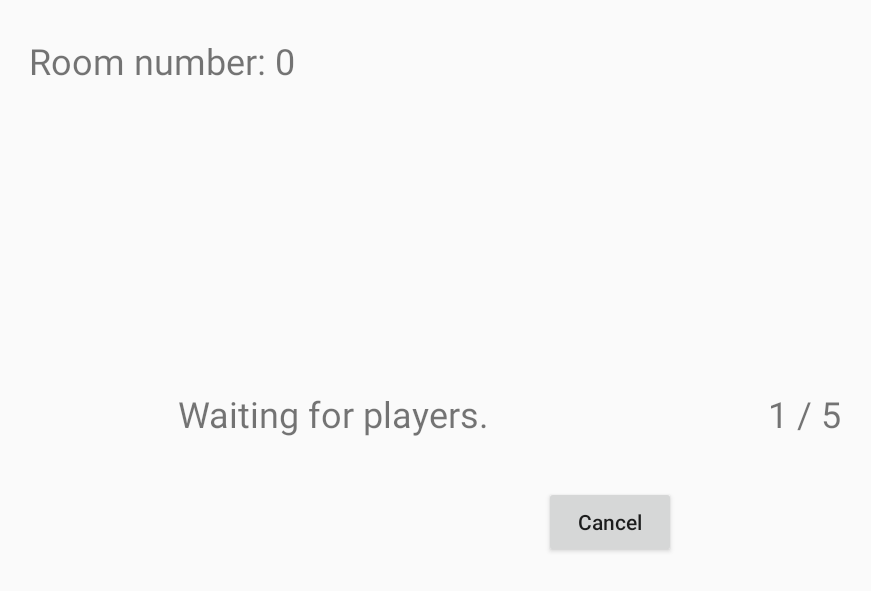
After one commit to CinnamonJui/AvalonCharacters, an Android app: the fragment WaitPlayerEnter placed in its activity, on a phone screen of 824 x 412 dp (held sideways). The commit adds this screen. Shown: the top 591 px of the screen, without its empty margins (7-878 px from the left). Run offline under Robolectric (Android 15) with nearby library versions, the phone set to English and light mode, and no system bars; libraries missing offline, so code that uses them is left out: com.google.android.gms; 5 statements that could not run were skipped.

Commit message:
Apply Jetpack - Navigation Component
NearBy API (ApplicationConnectivity.kt) is WIP
Layout for room entrance is WIP

Layout for room creation done

```diff
--- /dev/null
+++ b/app/src/main/java/com/example/avaloncharacters/ApplicationConnectivity.kt
@@ -0,0 +1,146 @@
+package com.example.avaloncharacters
+
+import android.app.AlertDialog
+import android.app.Application
+import android.util.Log
+import android.widget.Toast
+import com.example.avaloncharacters.characters.Player
+import com.google.android.gms.nearby.Nearby
+import com.google.android.gms.nearby.connection.*
+
+class ApplicationConnectivity : Application() {
+    private lateinit var mConnectionsClient: ConnectionsClient
+    private val mEndpointDiscoveryCallback = object : EndpointDiscoveryCallback() {
+        private val connectionLifecycleCallback = object : ConnectionLifecycleCallback() {
+            override fun onConnectionResult(
+                endpointId: String,
+                connectionResolution: ConnectionResolution
+            ) {
+                when (connectionResolution.status.statusCode) {
+                    ConnectionsStatusCodes.STATUS_OK -> {
+                        Toast.makeText(
+                            this@ApplicationConnectivity,
+                            "Successfully connected!",
+                            Toast.LENGTH_SHORT
+                        ).show()
+                    }
+                    ConnectionsStatusCodes.STATUS_ERROR -> {
+
+                    }
+                    ConnectionsStatusCodes.STATUS_CONNECTION_REJECTED -> {
+                        Toast.makeText(
+                            this@ApplicationConnectivity,
+                            "Connection rejected!",
+                            Toast.LENGTH_SHORT
+                        ).show()
+                    }
+                    else -> {
+                        Log.wtf(
+                            TAG,
+                            "onConnectionResult: ${connectionResolution.status.statusMessage}"
+                        )
+                    }
+                }
+            }
+
+            override fun onDisconnected(endpointId: String) {
+                TODO("not implemented") //To change body of created functions use File | Settings | File Templates.
+            }
+
+            override fun onConnectionInitiated(endpointId: String, connectionInfo: ConnectionInfo) {
+                TODO("not implemented") //To change body of created functions use File | Settings | File Templates.
+            }
+        }
+
+        override fun onEndpointFound(endpointId: String, info: DiscoveredEndpointInfo) {
+            AlertDialog.Builder(this@ApplicationConnectivity).apply {
+                setCancelable(true)
+                setTitle("Accept connection to ${info.endpointName}, $endpointId")
+                setMessage("Service ID" + info.serviceId)
+                setPositiveButton("Connect!") { _, _ ->
+                    mConnectionsClient.requestConnection(
+                        player.name,
+                        endpointId,
+                        connectionLifecycleCallback
+                    )
+                }
+                setNegativeButton("Cancel", null)
+            }
+        }
+
+        override fun onEndpointLost(endpointId: String) = TODO("End Game")
+    }
+    private val mConnectionLifecycleCallback = object : ConnectionLifecycleCallback() {
+        override fun onConnectionResult(endpointId: String, result: ConnectionResolution) {
+            TODO("not implemented") //To change body of created functions use File | Settings | File Templates.
+        }
+
+        override fun onDisconnected(endpointId: String) {
+            TODO("not implemented") //To change body of created functions use File | Settings | File Templates.
+        }
+
+        override fun onConnectionInitiated(endpointId: String, info: ConnectionInfo) {
+            TODO("not implemented") //To change body of created functions use File | Settings | File Templates.
+        }
+    }
+
+    private lateinit var player: Player
+    fun setPlayer(p: Player) {
+        player = p
+    }
+
+    private var roomNumber: Long = 123456
+        set(value) {
+            if (value.toString().length != ROOMNUMBER_LENGTH)
+                throw IllegalArgumentException("Length of room number must equal to $ROOMNUMBER_LENGTH")
+            field = value
+        }
+
+    fun startDiscovery(roomNumber: Long) {
+        this.roomNumber = roomNumber
+        val discoveryOptions = DiscoveryOptions.Builder().apply {
+            setStrategy(Strategy.P2P_STAR)
+        }.build()
+
+        Log.i(TAG, "startDiscovery")
+        mConnectionsClient.startDiscovery(
+            packageName + roomNumber,
+            mEndpointDiscoveryCallback,
+            discoveryOptions
+        )
+    }
+
+    fun stopDiscovering() = mConnectionsClient.stopDiscovery()
+
+    fun startAdvertising(roomNumber: Long) {
+        this.roomNumber = roomNumber
+        val advertisingOptions = AdvertisingOptions.Builder().apply {
+            setStrategy(Strategy.P2P_STAR)
+        }.build()
+
+        Log.i(TAG, "Start Advertising, Room Number: $roomNumber")
+        mConnectionsClient.startAdvertising(
+            player.name,
+            packageName + roomNumber.toString(),
+            mConnectionLifecycleCallback,
+            advertisingOptions
+        )
+    }
+
+    fun stopAdvertising() {
+        Log.d(TAG, "Stop Advertising")
+        mConnectionsClient.stopAdvertising()
+    }
+
+
+    override fun onCreate() {
+        super.onCreate()
+        mConnectionsClient = Nearby.getConnectionsClient(this)
+    }
+
+
+    companion object {
+        const val TAG = "ApplicationConnectivity"
+        const val ROOMNUMBER_LENGTH = 6
+    }
+}
--- /dev/null
+++ b/app/src/main/java/com/example/avaloncharacters/title/WaitPlayerEnter.kt
@@ -0,0 +1,115 @@
+package com.example.avaloncharacters.title
+
+import android.content.Context
+import android.os.Bundle
+import android.os.Handler
+import android.util.AttributeSet
+import android.view.LayoutInflater
+import android.view.View
+import android.view.ViewGroup
+import androidx.activity.addCallback
+import androidx.appcompat.widget.AppCompatTextView
+import androidx.fragment.app.Fragment
+import androidx.lifecycle.ViewModelProvider
+import androidx.navigation.fragment.NavHostFragment
+import androidx.navigation.fragment.navArgs
+import com.example.avaloncharacters.ApplicationConnectivity
+import com.example.avaloncharacters.R
+import kotlinx.android.synthetic.main.wait_player_enter_fragment.*
+import java.lang.ref.WeakReference
+import kotlin.math.ceil
+
+
+class WaitPlayerEnter : Fragment() {
+
+    private lateinit var viewModel: WaitPlayerEnterViewModel
+    override fun onCreate(savedInstanceState: Bundle?) {
+        super.onCreate(savedInstanceState)
+
+        requireActivity().apply {
+            (application as ApplicationConnectivity)
+            onBackPressedDispatcher.addCallback(this) {
+                (requireActivity().application as ApplicationConnectivity).stopAdvertising()
+                NavHostFragment.findNavController(this@WaitPlayerEnter).popBackStack()
+                // WTF, Why do I have to manually call this bullshit again?
+            }
+        }
+    }
+
+    override fun onCreateView(
+        inflater: LayoutInflater, container: ViewGroup?,
+        savedInstanceState: Bundle?
+    ): View? {
+        return inflater.inflate(R.layout.wait_player_enter_fragment, container, false)
+    }
+
+    override fun onViewCreated(view: View, savedInstanceState: Bundle?) {
+        super.onViewCreated(view, savedInstanceState)
+        val roomNumber = kotlin.run {
+            val args: WaitPlayerEnterArgs by navArgs()
+            args.roomNumber
+        }
+        (requireActivity().application as ApplicationConnectivity).startAdvertising(roomNumber)
+
+        textRoomNumber.text = String.format(getString(R.string.room_number), roomNumber)
+        btnCancelRoom.setOnClickListener {
+            (requireActivity().application as ApplicationConnectivity).stopAdvertising()
+            NavHostFragment.findNavController(this).popBackStack()
+        }
+    }
+
+    override fun onResume() {
+        super.onResume()
+        loadingTextView.startAnimation()
+    }
+
+    override fun onPause() {
+        super.onPause()
+        loadingTextView.stopAnimation()
+    }
+
+
+    override fun onActivityCreated(savedInstanceState: Bundle?) {
+        super.onActivityCreated(savedInstanceState)
+        viewModel = ViewModelProvider(this).get(WaitPlayerEnterViewModel::class.java)
+        // TODO: Use the ViewModel
+    }
+
+}
+
+class LoadingTextView(context: Context, attrs: AttributeSet) :
+    AppCompatTextView(context, attrs), Runnable {
+    private val dotsArray = arrayOf(".", "..", "...")
+    private var currentDotIdx = -1
+
+    private val loadingText = context.getString(R.string.waiting_player)
+    private fun next(): String {
+        currentDotIdx += 1
+        return dotsArray[currentDotIdx % dotsArray.size]
+    }
+
+    private val mHandler = WeakReference(Handler(context.mainLooper))
+
+    private var isAnimating = true
+
+    init {
+        width = ceil(paint.measureText(loadingText + dotsArray.last())).toInt()
+    }
+
+    fun startAnimation() {
+        currentDotIdx = -1
+        isAnimating = true
+        mHandler.get()?.postDelayed(this, 1000)
+    }
+
+    fun stopAnimation() {
+        currentDotIdx = -1
+        isAnimating = false
+    }
+
+    override fun run() {
+        text = loadingText + next()
+        if (isAnimating)
+            mHandler.get()?.postDelayed(this, 1000)
+    }
+}
--- /dev/null
+++ b/app/src/main/java/com/example/avaloncharacters/title/WaitPlayerEnterViewModel.kt
@@ -0,0 +1,7 @@
+package com.example.avaloncharacters.title
+
+import androidx.lifecycle.ViewModel
+
+class WaitPlayerEnterViewModel : ViewModel() {
+    // TODO: Implement the ViewModel
+}
--- a/app/src/main/res/layout/activity_main.xml
+++ b/app/src/main/res/layout/activity_main.xml
@@ -1,13 +1,16 @@
 <?xml version="1.0" encoding="utf-8"?>
 <FrameLayout xmlns:android="http://schemas.android.com/apk/res/android"
+        xmlns:app="http://schemas.android.com/apk/res-auto"
         xmlns:tools="http://schemas.android.com/tools"
         android:layout_width="match_parent"
         android:layout_height="match_parent"
         tools:context=".MainActivity">
 
     <androidx.fragment.app.FragmentContainerView
-            android:id="@+id/title"
-            android:name="com.example.avaloncharacters.title.Title"
+            android:id="@+id/main_fragment"
+            android:name="androidx.navigation.fragment.NavHostFragment"
             android:layout_width="match_parent"
-            android:layout_height="match_parent" />
+            android:layout_height="match_parent"
+            app:defaultNavHost="true"
+            app:navGraph="@navigation/title_navigation" />
 </FrameLayout>
--- /dev/null
+++ b/app/src/main/res/layout/wait_player_enter_fragment.xml
@@ -0,0 +1,60 @@
+<?xml version="1.0" encoding="utf-8"?>
+<androidx.constraintlayout.widget.ConstraintLayout xmlns:android="http://schemas.android.com/apk/res/android"
+        xmlns:app="http://schemas.android.com/apk/res-auto"
+        xmlns:tools="http://schemas.android.com/tools"
+        android:layout_width="match_parent"
+        android:layout_height="match_parent"
+        tools:context=".title.WaitPlayerEnter">
+
+    <TextView
+            android:id="@+id/textRoomNumber"
+            android:layout_width="wrap_content"
+            android:layout_height="wrap_content"
+            android:layout_margin="24dp"
+            android:text="Room number: 000000"
+            android:textSize="@dimen/room_number"
+            app:layout_constraintLeft_toLeftOf="parent"
+            app:layout_constraintTop_toTopOf="parent" />
+
+    <androidx.constraintlayout.widget.Guideline
+            android:id="@+id/guideline"
+            android:layout_width="wrap_content"
+            android:layout_height="wrap_content"
+            android:orientation="vertical"
+            app:layout_constraintGuide_percent="0.15" />
+
+    <com.example.avaloncharacters.title.LoadingTextView
+            android:id="@+id/loadingTextView"
+            android:layout_width="wrap_content"
+            android:layout_height="wrap_content"
+            android:layout_marginBottom="120dp"
+            android:text="@string/waiting_player"
+
+            android:textSize="@dimen/room_number"
+
+            app:layout_constraintBottom_toBottomOf="parent"
+            app:layout_constraintLeft_toLeftOf="@id/guideline" />
+
+    <TextView
+            android:id="@+id/textPlayNumber"
+            android:layout_width="wrap_content"
+            android:layout_height="wrap_content"
+            android:text="1 / 5"
+            android:textSize="@dimen/room_number"
+            app:layout_constraintBottom_toBottomOf="@id/loadingTextView"
+            app:layout_constraintHorizontal_bias="0.4"
+            app:layout_constraintLeft_toRightOf="@id/loadingTextView"
+            app:layout_constraintRight_toRightOf="parent" />
+
+    <Button
+            android:id="@+id/btnCancelRoom"
+            android:layout_width="wrap_content"
+            android:layout_height="wrap_content"
+            android:layout_marginBottom="40dp"
+            android:text="@string/cancel_room"
+            android:textAllCaps="false"
+            app:layout_constraintBottom_toBottomOf="parent"
+            app:layout_constraintEnd_toEndOf="parent"
+            app:layout_constraintHorizontal_bias="0.499"
+            app:layout_constraintStart_toStartOf="parent" />
+</androidx.constraintlayout.widget.ConstraintLayout>
--- /dev/null
+++ b/app/src/main/res/navigation/title_navigation.xml
@@ -0,0 +1,37 @@
+<?xml version="1.0" encoding="utf-8"?>
+<navigation xmlns:android="http://schemas.android.com/apk/res/android"
+        xmlns:app="http://schemas.android.com/apk/res-auto"
+        xmlns:tools="http://schemas.android.com/tools"
+        android:id="@+id/title_navigation"
+        app:startDestination="@id/permissionHelper">
+
+    <fragment
+            android:id="@+id/game_title"
+            android:name="com.example.avaloncharacters.title.Title"
+            android:label="fragment_title"
+            tools:layout="@layout/fragment_title">
+        <action
+                android:id="@+id/action_game_title_to_waitPlayerEnter"
+                app:destination="@id/waitPlayerEnter" />
+    </fragment>
+    <fragment
+            android:id="@+id/waitPlayerEnter"
+            android:name="com.example.avaloncharacters.title.WaitPlayerEnter"
+            android:label="wait_player_enter_fragment"
+            tools:layout="@layout/wait_player_enter_fragment">
+        <argument
+                android:name="roomNumber"
+                app:argType="long"
+                app:nullable="false" />
+    </fragment>
+    <fragment
+            android:id="@+id/permissionHelper"
+            android:name="com.example.avaloncharacters.helpers.PermissionHelper"
+            android:label="PermissionHelper">
+        <action
+                android:id="@+id/action_permissionHelper_to_game_title"
+                app:destination="@id/game_title"
+                app:popUpTo="@id/permissionHelper"
+                app:popUpToInclusive="true" />
+    </fragment>
+</navigation>
--- a/app/src/main/res/values/dimen.xml
+++ b/app/src/main/res/values/dimen.xml
@@ -2,7 +2,7 @@
 <resources>
     <dimen name="title">72sp</dimen>
     <dimen name="btn_title">24sp</dimen>
-
+    <dimen name="room_number">24sp</dimen>
     <dimen name="user_name">32sp</dimen>
     <dimen name="identity">24sp</dimen>
 </resources>
--- a/app/src/main/res/values/strings.xml
+++ b/app/src/main/res/values/strings.xml
@@ -3,7 +3,9 @@
 
     <!-- Game Title -->
     <string name="create_room">Create</string>
+    <string name="cancel_room">Cancel</string>
     <string name="enter_room">Enter room</string>
+    <string name="hint_player_name">Player name (8 characters at most)</string>
     <string name="title_rule">Rule</string>
     <string name="rule_explanation">BlahBlahBlahBlahBlahBlahBlahBlahBlahBlahBlahBlahBlahBlahBlah
         BlahBlahBlahBlahBlahBlahBlahBlahBlahBlahBlahBlahBlahBlahBlahBlahBlahBlahBlahBlah
@@ -11,6 +13,13 @@
     </string>
     <string name="enter_room_number">Enter room number</string>
     <string name="new_room_number">New room</string>
+    <string name="room_number">Room number: %1$s</string>
+    <string name="waiting_player">Waiting for players</string>
+    <string name="play_number">%1$d / 5</string>
+
+    <!-- Nearby connection -->
+    <string name="endpoint_found">Find player: %1$s</string>
+    <string name="ask_if_start_connecting">Start </string>
 
 
     <!-- Game Phases -->
--- a/build.gradle
+++ b/build.gradle
@@ -2,6 +2,7 @@
 
 buildscript {
     ext.kotlin_version = '1.3.61'
+    ext.navigation_version = '2.2.2'
     repositories {
         google()
         jcenter()
@@ -10,7 +11,7 @@ buildscript {
     dependencies {
         classpath 'com.android.tools.build:gradle:3.6.3'
         classpath "org.jetbrains.kotlin:kotlin-gradle-plugin:$kotlin_version"
-        classpath "androidx.navigation:navigation-safe-args-gradle-plugin:2.2.2"
+        classpath "androidx.navigation:navigation-safe-args-gradle-plugin:$navigation_version"
         // NOTE: Do not place your application dependencies here; they belong
         // in the individual module build.gradle files
     }
```
Also changed, not shown: app/build.gradle (+8 -0 lines), app/src/main/AndroidManifest.xml (+9 -5 lines), app/src/main/java/com/example/avaloncharacters/helpers/PermissionHelper.kt (+9 -5 lines), app/src/main/java/com/example/avaloncharacters/title/Title.kt (+24 -1 lines), app/src/main/res/layout/fragment_title.xml (+18 -0 lines), 2 other files.
